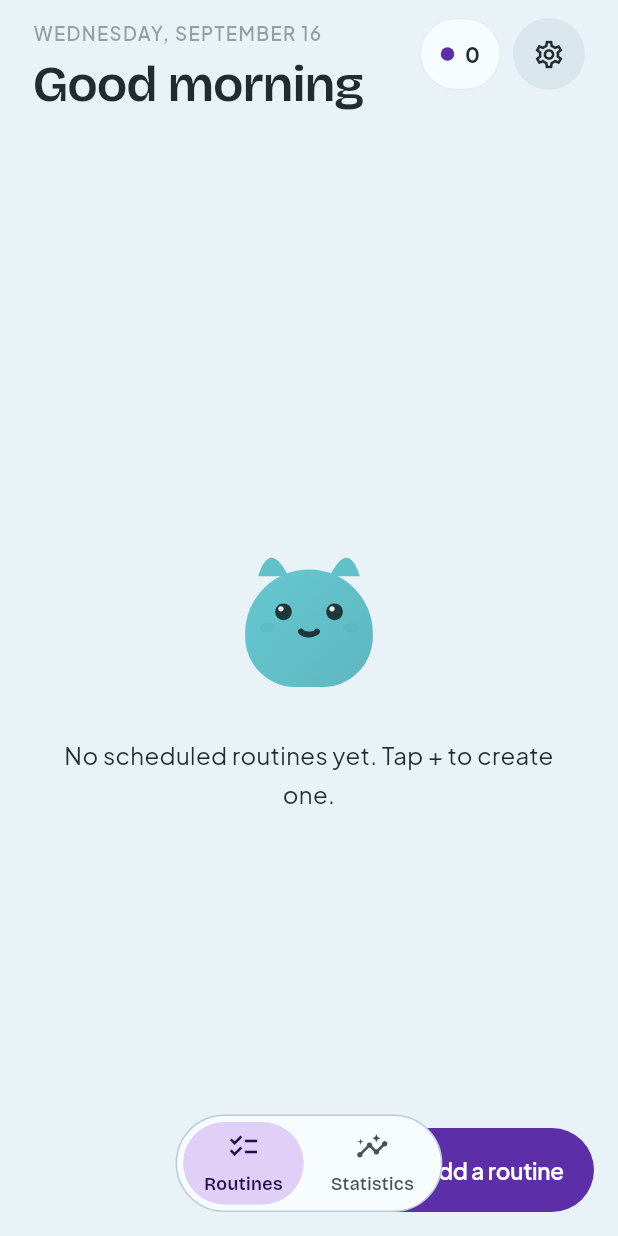
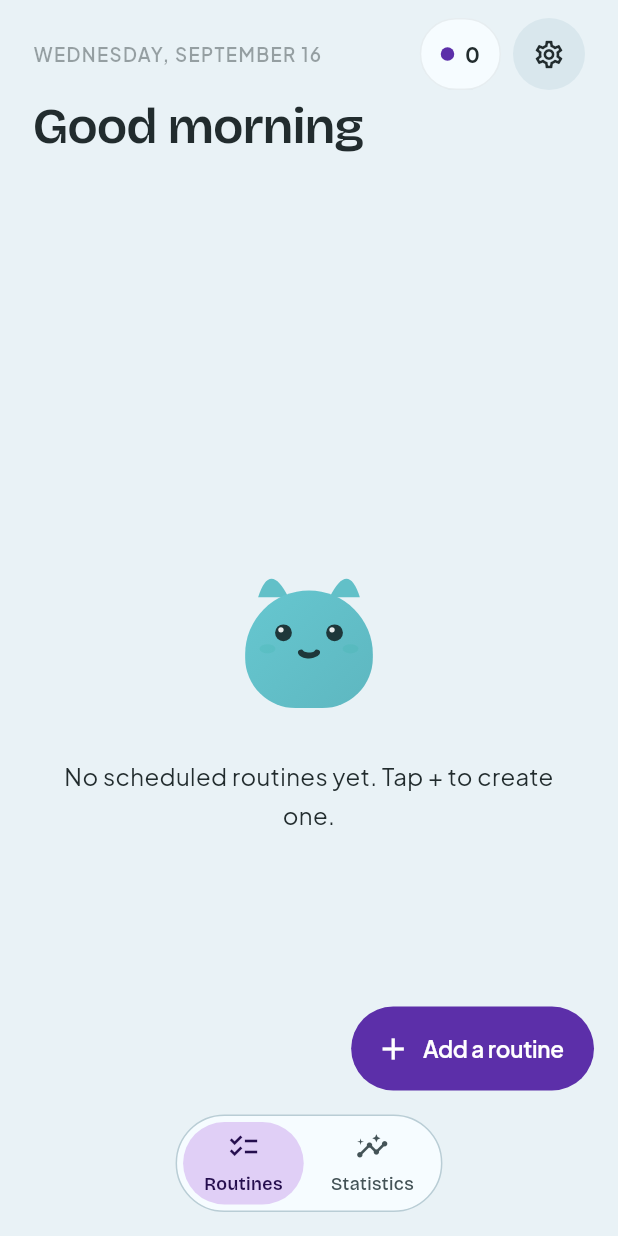
Before and after one commit to asloth/openroutine, a Flutter app: the RoutinesListScreen screen opened by its route, on a phone screen of 412 x 824 dp. Run offline on Flutter 3.47's test engine with Material 3 defaults, Android fonts, the phone set to English and light mode, and no system bars; our stand-ins replace drift, drift_flutter, flutter_local_notifications, flutter_riverpod, freezed_annotation, go_router and 7 more; missing offline and left inert: file_selector, home_widget, json_schema; accounts and stored records are empty; generated files the repository leaves out were written again.

Commit message:
fix(home): clear the nav pill and keep the greeting on one line
The wider Add a routine pill sat under the floating nav bar, which the
Scaffold doesn't lift a button for, so home pads it clear. The streak
pill and Settings gear move to the date's line so a long greeting like
"Good afternoon" keeps the full width on a phone.

Co-Authored-By: Claude Opus 5 <noreply@anthropic.com>

```diff
--- a/app/lib/screens/routines_list/home/home_header.dart
+++ b/app/lib/screens/routines_list/home/home_header.dart
@@ -33,23 +33,20 @@ class HomeHeader extends StatelessWidget {
       _ => l10n.homeGreetingEvening,
     };
 
-    return Row(
+    // The actions share the date's line rather than the greeting's, so a
+    // long greeting keeps the full width instead of wrapping beside them.
+    return Column(
       crossAxisAlignment: CrossAxisAlignment.start,
       children: [
+        Row(
+          children: [
             Expanded(
-          child: Column(
-            crossAxisAlignment: CrossAxisAlignment.start,
-            children: [
-              Text(
+              child: Text(
                 DateFormat.MMMMEEEEd(locale).format(now).toUpperCase(),
                 style: HomeInk.label.copyWith(
                   letterSpacing: 0.9,
                   color: ink.muted(0.42),
                 ),
-              ),
-              const SizedBox(height: 6),
-              Text(greeting, style: _greetingStyle.copyWith(color: ink.ink)),
-            ],
               ),
             ),
             const SizedBox(width: 12),
@@ -60,6 +57,10 @@ class HomeHeader extends StatelessWidget {
               tooltip: l10n.settingsTitle,
               onPressed: () => context.push('/settings'),
             ),
+          ],
+        ),
+        const SizedBox(height: 6),
+        Text(greeting, style: _greetingStyle.copyWith(color: ink.ink)),
       ],
     );
   }
--- a/app/lib/screens/routines_list/routines_list_screen.dart
+++ b/app/lib/screens/routines_list/routines_list_screen.dart
@@ -97,7 +97,14 @@ class _RoutinesListScreenState extends ConsumerState<RoutinesListScreen> {
                 Center(child: Text(l10n.routinesLoadError)),
           ),
         ),
-        floatingActionButton: FloatingActionButton.extended(
+        // The shell's nav pill floats over the body and reports itself as
+        // bottom padding, which the Scaffold doesn't lift a button for. The
+        // pill is wide enough to collide with this one, so it clears it here.
+        floatingActionButton: Padding(
+          padding: EdgeInsets.only(
+            bottom: MediaQuery.paddingOf(context).bottom,
+          ),
+          child: FloatingActionButton.extended(
             onPressed: () => context.push('/routines/new'),
             backgroundColor: HomeInk.of(context).action,
             foregroundColor: HomeInk.of(context).onAction,
@@ -106,6 +113,7 @@ class _RoutinesListScreenState extends ConsumerState<RoutinesListScreen> {
             label: Text(
               l10n.homeAddRoutine,
               style: HomeInk.title.copyWith(fontSize: 15),
+            ),
           ),
         ),
       ),
```
Also changed, not shown: 2 other files. Lines whose indentation alone changed are shown as unchanged.
